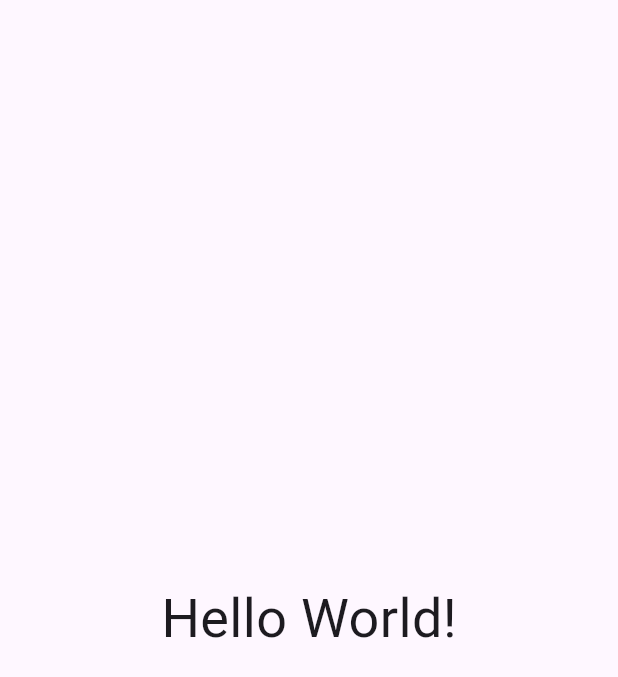
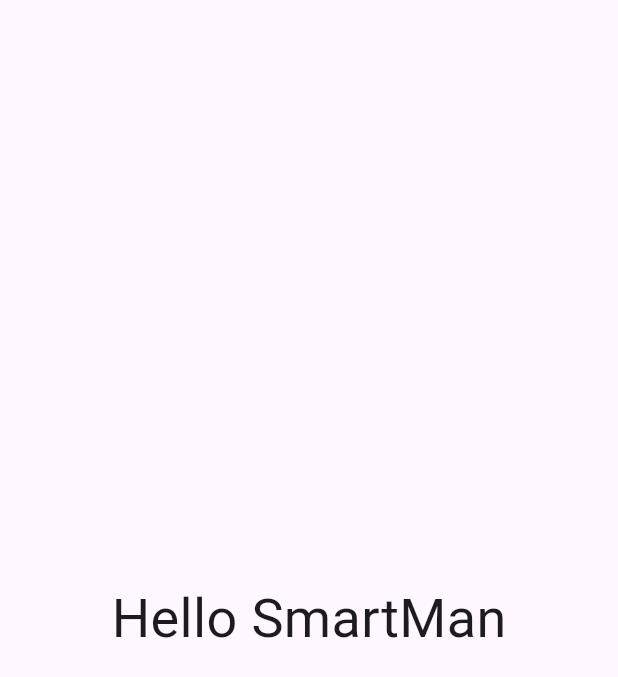
Before and after one commit to FrankNTNU/flutter_application_1, a Flutter app: the screen it shows after launch, on a phone screen of 412 x 824 dp. Shown: the top 677 px of the screen. Run offline on Flutter 3.47's test engine with Material 3 defaults, Android fonts, the phone set to English and light mode, and no system bars.

Commit message:
修改顯示文字

```diff
--- a/lib/main.dart
+++ b/lib/main.dart
@@ -12,7 +12,7 @@ class MainApp extends StatelessWidget {
     return const MaterialApp(
       home: Scaffold(
         body: Center(
-          child: Text('Hello World!', style: TextStyle(fontSize: 36)),
+          child: Text('Hello SmartMan', style: TextStyle(fontSize: 36)),
         ),
       ),
     );
```
